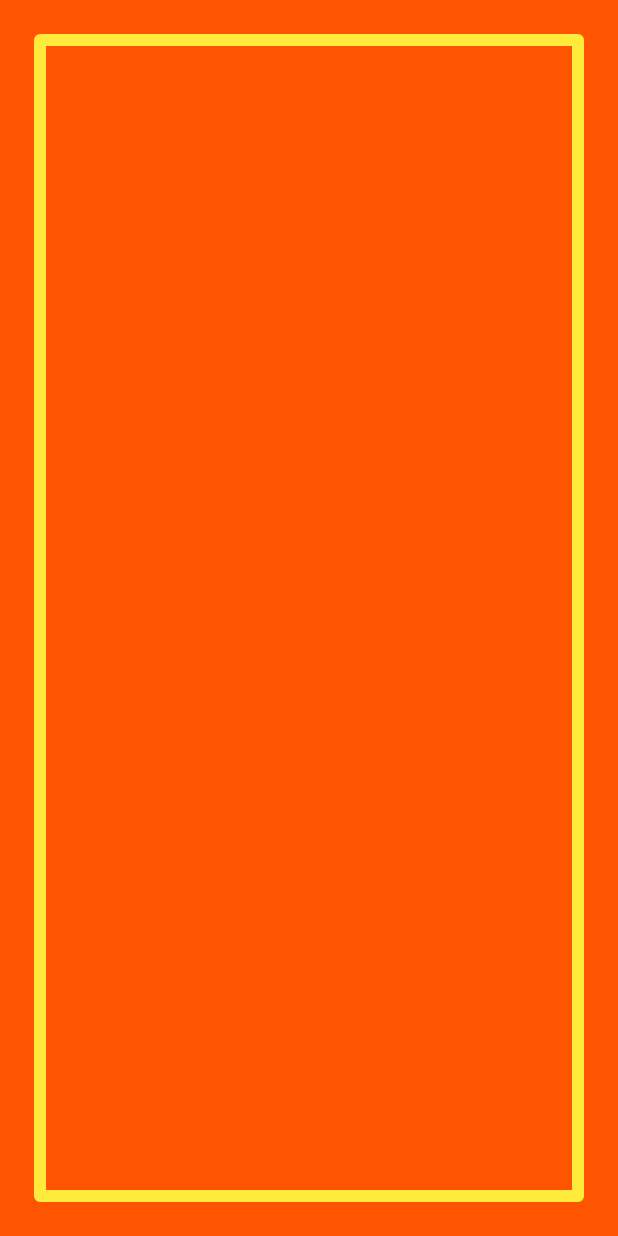
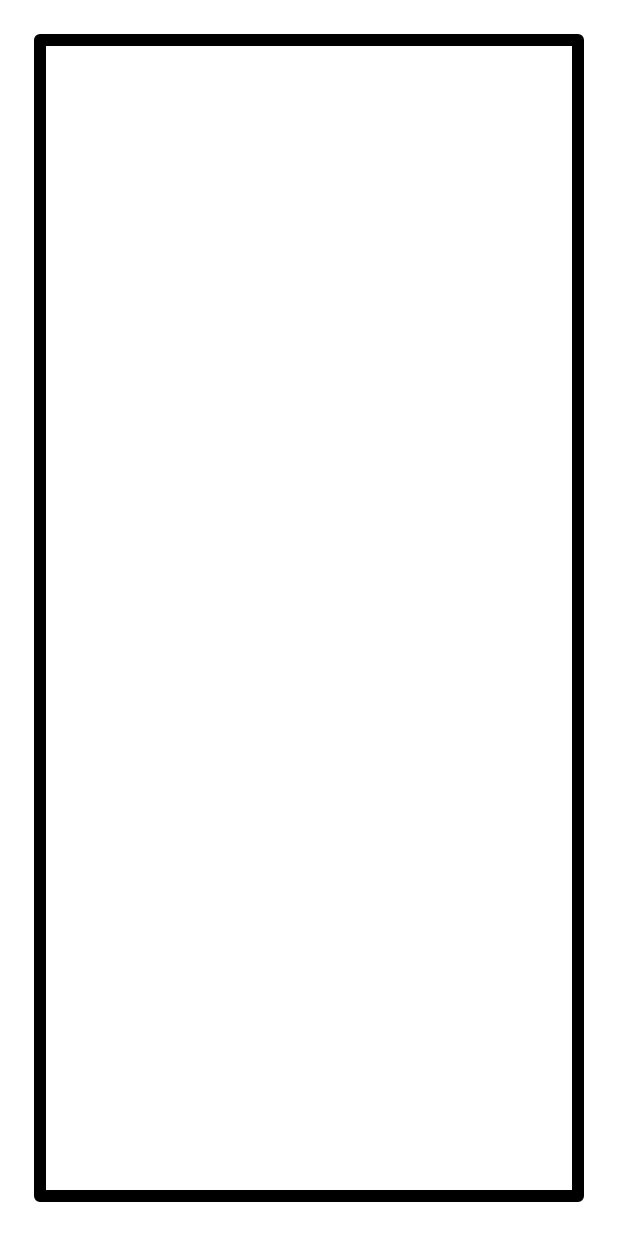
Before and after one commit to RapidAgileSoftware/android-ragga-paint, an Android app: the screen it shows after launch (MainActivity), on a phone screen of 412 x 824 dp. Run offline under Robolectric (Android 15) with nearby library versions, the phone set to English and light mode, and no system bars.

Commit message:
change background and drawing color

```diff
--- a/app/src/main/res/values/colors.xml
+++ b/app/src/main/res/values/colors.xml
@@ -3,6 +3,6 @@
     <color name="colorPrimary">#000000</color>
     <color name="colorPrimaryDark">#555</color>
     <color name="colorAccent">#ff0000</color>
-    <color name="colorBackground">#FFFF5500</color>
-    <color name="colorPaint">#FFFFEB3B</color>
+    <color name="colorBackground">#FFFFFF</color>
+    <color name="colorPaint">#000000</color>
 </resources>
```
